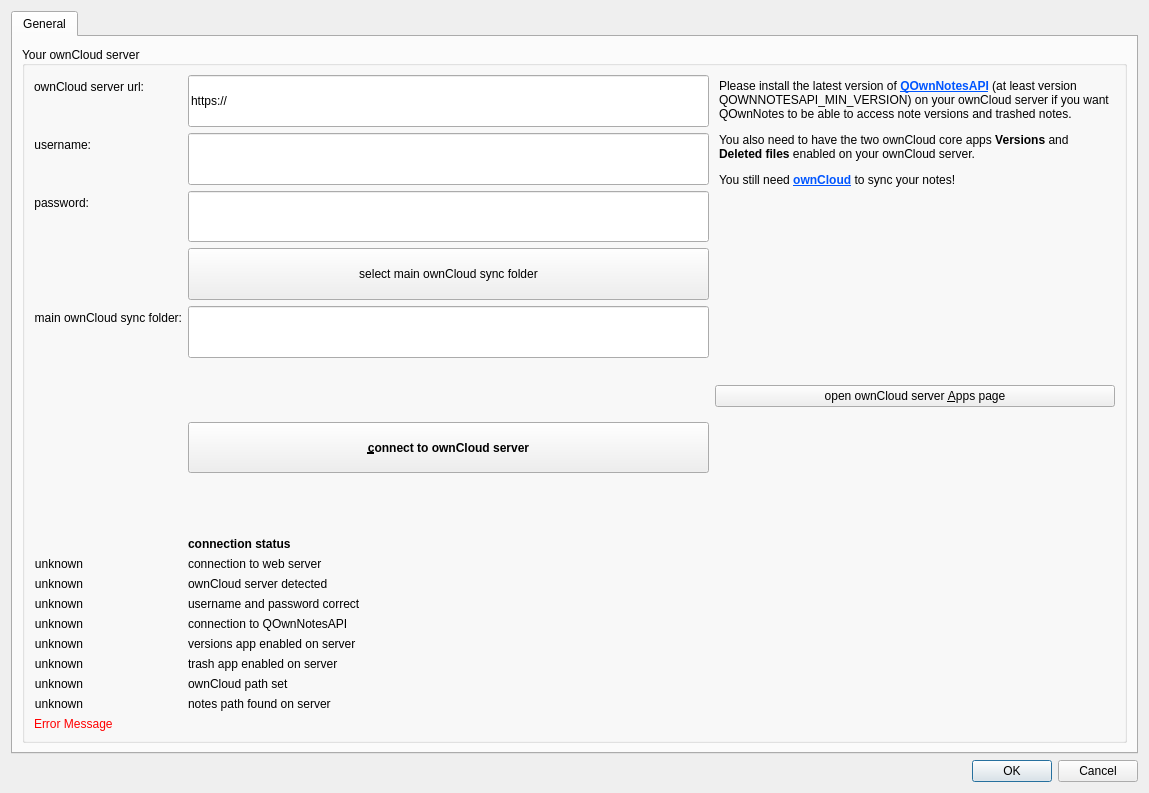
Qt form src/settingsdialog.ui (pbek/QOwnNotes) before a commit.
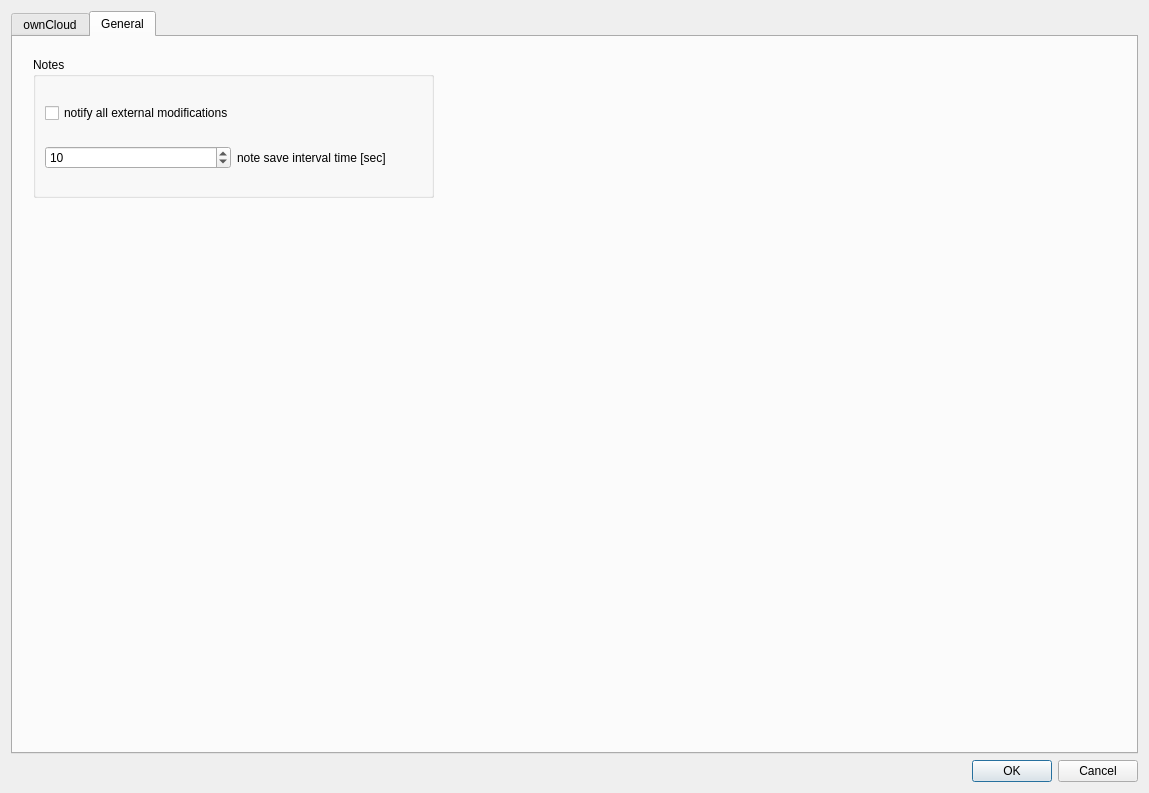
The same form after that commit. Icons and pictures are not drawn.

Commit message: the *externally modified* dialog isn't shown any more by default when the current note wasn't edited for a minute and the note save interval time can now be changed in the settings dialog

Diff of the .ui file:
```diff
--- a/src/settingsdialog.ui
+++ b/src/settingsdialog.ui
@@ -31,9 +31,9 @@
        <property name="currentIndex">
         <number>0</number>
        </property>
-       <widget class="QWidget" name="generalTab">
+       <widget class="QWidget" name="owncloudTab">
         <attribute name="title">
-         <string>General</string>
+         <string>ownCloud</string>
         </attribute>
         <layout class="QGridLayout" name="gridLayout_3">
          <item row="0" column="0">
@@ -516,6 +516,69 @@
          </item>
         </layout>
        </widget>
+       <widget class="QWidget" name="generalTab">
+        <attribute name="title">
+         <string>General</string>
+        </attribute>
+        <widget class="QGroupBox" name="groupBox">
+         <property name="geometry">
+          <rect>
+           <x>20</x>
+           <y>20</y>
+           <width>401</width>
+           <height>141</height>
+          </rect>
+         </property>
+         <property name="title">
+          <string>Notes</string>
+         </property>
+         <layout class="QGridLayout" name="gridLayout_5">
+          <item row="0" column="0" colspan="2">
+           <widget class="QCheckBox" name="notifyAllExternalModificationsCheckBox">
+            <property name="toolTip">
+             <string>&lt;html&gt;&lt;head/&gt;&lt;body&gt;&lt;p&gt;If checked you will always be notified about external modifications, even if current note wasn't edited in the last minute. Recommended is &lt;span style=&quot; font-style:italic;&quot;&gt;unchecked&lt;/span&gt;.&lt;/p&gt;&lt;/body&gt;&lt;/html&gt;</string>
+            </property>
+            <property name="layoutDirection">
+             <enum>Qt::LeftToRight</enum>
+            </property>
+            <property name="text">
+             <string>notify all external modifications</string>
+            </property>
+           </widget>
+          </item>
+          <item row="1" column="0">
+           <widget class="QSpinBox" name="noteSaveIntervalTime">
+            <property name="toolTip">
+             <string/>
+            </property>
+            <property name="layoutDirection">
+             <enum>Qt::LeftToRight</enum>
+            </property>
+            <property name="minimum">
+             <number>1</number>
+            </property>
+            <property name="maximum">
+             <number>999</number>
+            </property>
+            <property name="value">
+             <number>10</number>
+            </property>
+           </widget>
+          </item>
+          <item row="1" column="1">
+           <widget class="QLabel" name="noteSaveIntervalTimeLabel">
+            <property name="toolTip">
+             <string>You might run into sync troubles with older versions of ownCloud sync when going far below 10 sec.
+Just test yourself if you get sync conflicts and set a higher value if so.</string>
+            </property>
+            <property name="text">
+             <string>note save interval time [sec]</string>
+            </property>
+           </widget>
+          </item>
+         </layout>
+        </widget>
+       </widget>
       </widget>
      </item>
     </layout>
```
Left out of the diff: 2 changed lines with no effect on the pictures. The commit also changes 6 other files.
